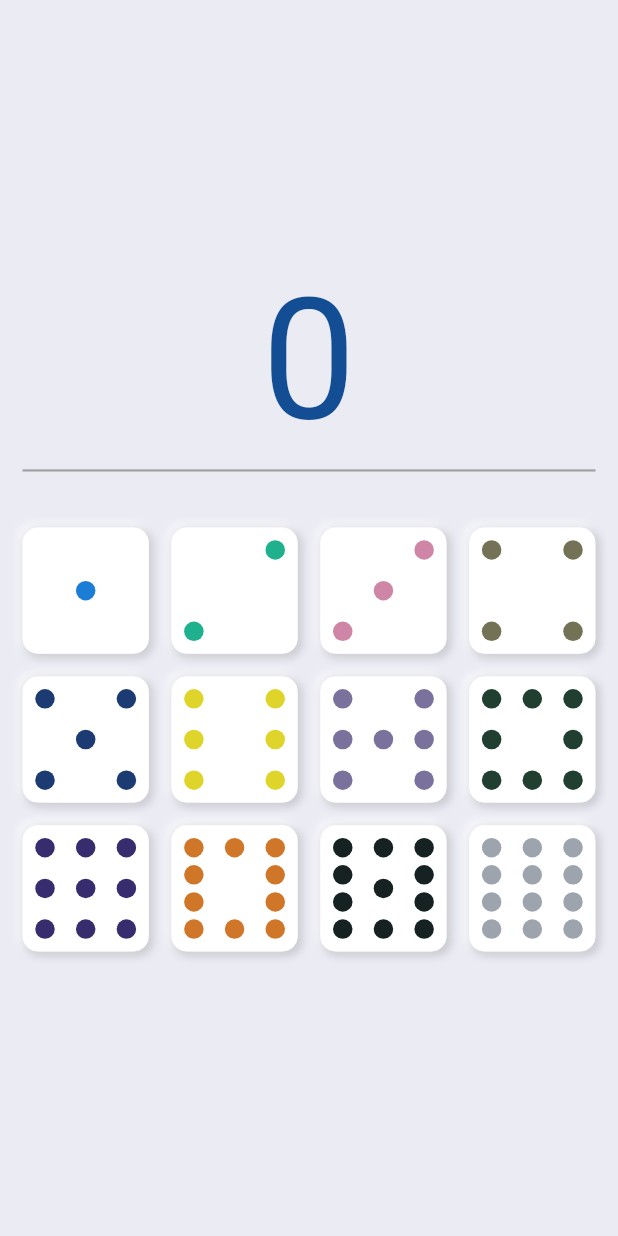
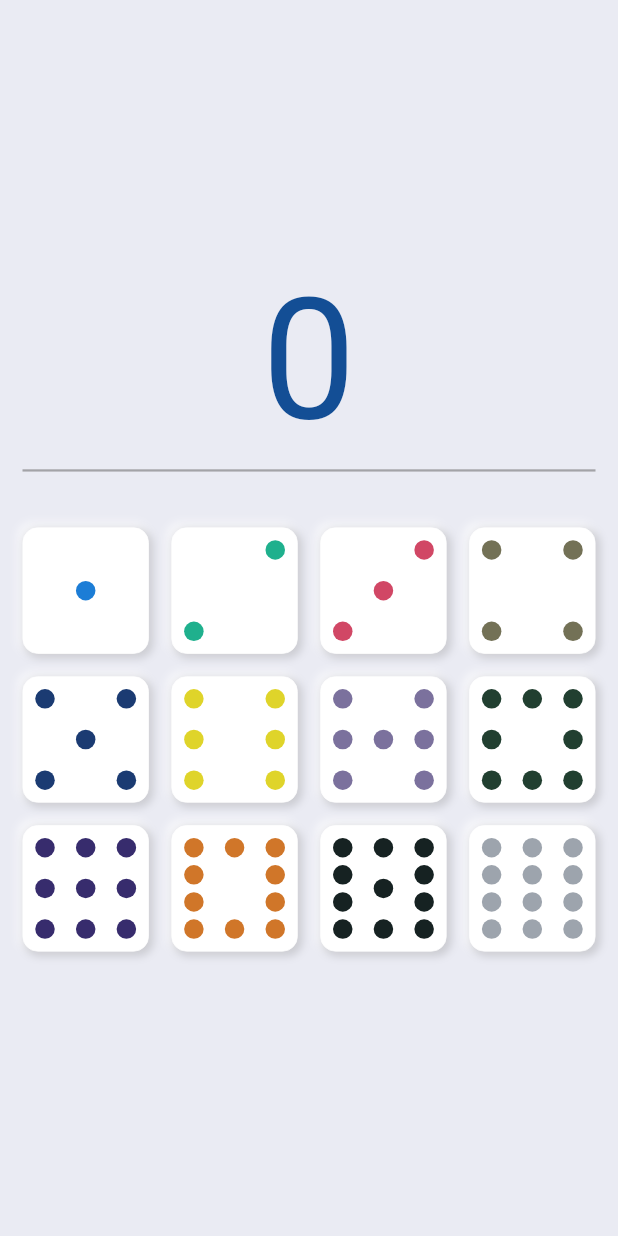
Before and after one commit to esron/mexican_calculator, a Flutter app: the screen it shows after launch, on a phone screen of 412 x 824 dp. Run offline on Flutter 3.47's test engine with Material 2 defaults, Android fonts, the phone set to English and light mode, and no system bars.

Commit message:
Changes the color of the dominoe three

```diff
--- a/lib/widgets/domino_piece.dart
+++ b/lib/widgets/domino_piece.dart
@@ -153,7 +153,7 @@ class DominoThree extends StatelessWidget {
               height: 13,
               width: 13,
               decoration: BoxDecoration(
-                color: Color(0xFFCF86A6),
+                color: Color(0xFFD14765),
                 shape: BoxShape.circle,
               ),
             ),
@@ -166,7 +166,7 @@ class DominoThree extends StatelessWidget {
               height: 13,
               width: 13,
               decoration: BoxDecoration(
-                color: Color(0xFFCF86A6),
+                color: Color(0xFFD14765),
                 shape: BoxShape.circle,
               ),
             ),
@@ -179,7 +179,7 @@ class DominoThree extends StatelessWidget {
               height: 13,
               width: 13,
               decoration: BoxDecoration(
-                color: Color(0xFFCF86A6),
+                color: Color(0xFFD14765),
                 shape: BoxShape.circle,
               ),
             ),
```
